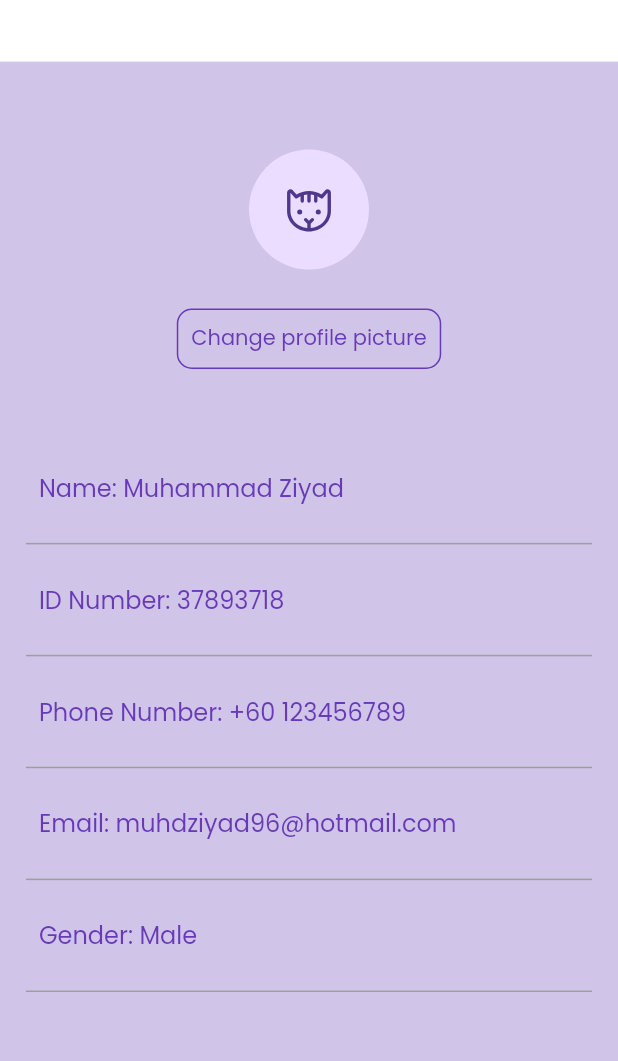
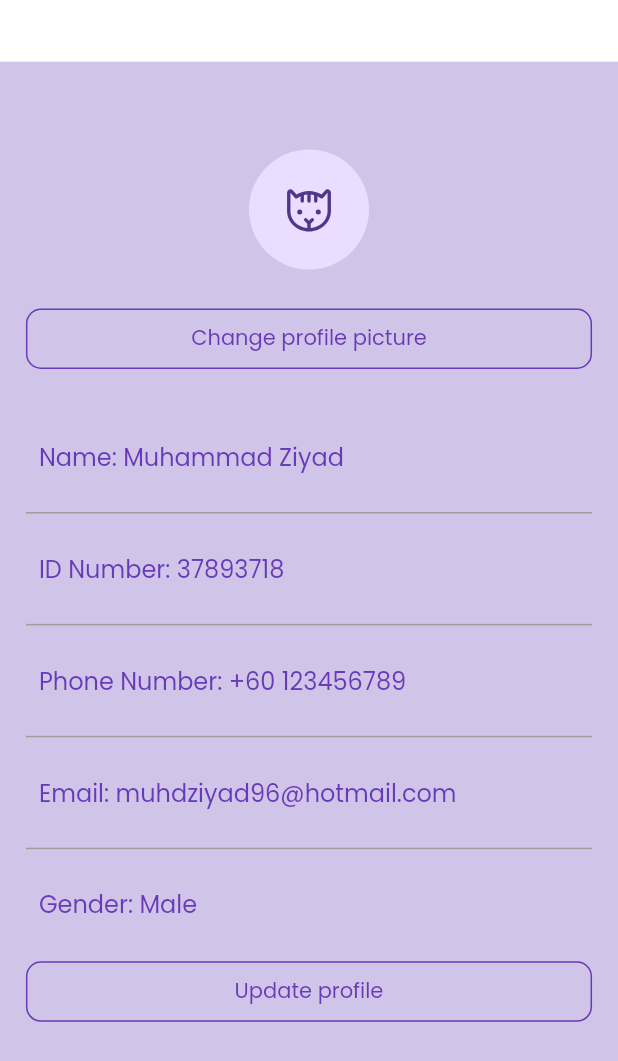
Before and after one commit to muhdziyad96/pumpit, a Flutter app: the ProfileScreen screen opened directly, on a phone screen of 412 x 824 dp. Shown: the top 1061 px of the screen. Run offline on Flutter 3.47's test engine with Material 2 defaults, Android fonts, the phone set to English and light mode, and no system bars; our stand-ins replace firebase_core, firebase_dynamic_links, geolocator, get, google_fonts, google_maps_flutter and 5 more; missing offline and left inert: flutter_polyline_points; accounts and stored records are empty.

Commit message:
fix: Design

```diff
--- a/lib/screen/auth/login_screen.dart
+++ b/lib/screen/auth/login_screen.dart
@@ -6,7 +6,6 @@ import 'package:local_auth/local_auth.dart';
 import 'package:phosphor_flutter/phosphor_flutter.dart';
 import 'package:pumpit/constant/color.dart';
 import 'package:pumpit/controller/home_controller.dart';
-import 'package:pumpit/screen/home/home_screen.dart';
 import 'package:sizer/sizer.dart';
 
 class LoginScreen extends StatefulWidget {
@@ -286,10 +285,7 @@ class _LoginScreenState extends State<LoginScreen> {
           if (didAuthenticate) {
             Future.delayed(const Duration(seconds: 2), () {
               // Preference.setBool(Preference.isLogin, true);
-              Navigator.pushReplacement(
-                  context,
-                  MaterialPageRoute(
-                      builder: (context) => const HomeScreen())).then((value) {
+              Get.offNamed('/home')?.then((value) {
                 h.changeTabIndex(0);
               });
             });
--- a/lib/screen/main/main_screen.dart
+++ b/lib/screen/main/main_screen.dart
@@ -28,8 +28,12 @@ class _MainScreenState extends State<MainScreen> {
                     fontWeight: FontWeight.bold),
               ),
             ),
+            ListView(
+              shrinkWrap: true,
+              children: [
                 Padding(
-              padding: EdgeInsets.symmetric(vertical: 2.1.w, horizontal: 2.1.w),
+                  padding:
+                      EdgeInsets.symmetric(vertical: 2.1.w, horizontal: 2.1.w),
                   child: Container(
                     width: double.infinity,
                     decoration: BoxDecoration(
@@ -46,7 +50,8 @@ class _MainScreenState extends State<MainScreen> {
                           ),
                           Text(
                             '3 August 2023 to 9 August 2023',
-                        style: TextStyle(fontSize: 14, color: Colors.grey[700]),
+                            style: TextStyle(
+                                fontSize: 14, color: Colors.grey[700]),
                           ),
                           SizedBox(
                             height: 1.2.h,
@@ -69,7 +74,8 @@ class _MainScreenState extends State<MainScreen> {
                   ),
                 ),
                 Padding(
-              padding: EdgeInsets.symmetric(vertical: 2.1.w, horizontal: 2.1.w),
+                  padding:
+                      EdgeInsets.symmetric(vertical: 2.1.w, horizontal: 2.1.w),
                   child: Container(
                     width: double.infinity,
                     decoration: BoxDecoration(
@@ -94,7 +100,8 @@ class _MainScreenState extends State<MainScreen> {
                   ),
                 ),
                 Padding(
-              padding: EdgeInsets.symmetric(vertical: 2.1.w, horizontal: 2.1.w),
+                  padding:
+                      EdgeInsets.symmetric(vertical: 2.1.w, horizontal: 2.1.w),
                   child: Container(
                     width: double.infinity,
                     decoration: BoxDecoration(
@@ -119,6 +126,8 @@ class _MainScreenState extends State<MainScreen> {
                   ),
                 ),
               ],
+            )
+          ],
         ),
       ),
     );
--- a/lib/screen/profile/profile_screen.dart
+++ b/lib/screen/profile/profile_screen.dart
@@ -14,7 +14,7 @@ class _ProfileScreenState extends State<ProfileScreen> {
   @override
   Widget build(BuildContext context) {
     return Scaffold(
-      body: Column(
+      body: ListView(
         children: [
           SizedBox(
             height: 5.h,
@@ -34,6 +34,7 @@ class _ProfileScreenState extends State<ProfileScreen> {
           Padding(
             padding: EdgeInsets.symmetric(vertical: 2.1.w, horizontal: 4.2.w),
             child: Container(
+              alignment: Alignment.center,
               decoration: BoxDecoration(
                   border: Border.all(color: primaryColor, width: 1),
                   borderRadius: BorderRadius.circular(10)),
@@ -47,7 +48,7 @@ class _ProfileScreenState extends State<ProfileScreen> {
             ),
           ),
           SizedBox(
-            height: 5.h,
+            height: 2.5.h,
           ),
           Padding(
             padding: EdgeInsets.symmetric(vertical: 2.1.w, horizontal: 4.2.w),
@@ -134,10 +135,21 @@ class _ProfileScreenState extends State<ProfileScreen> {
               ),
             ),
           ),
-          Divider(
-            indent: 4.2.w,
-            endIndent: 4.2.w,
-            color: greyLess,
+          Padding(
+            padding: EdgeInsets.symmetric(vertical: 2.1.w, horizontal: 4.2.w),
+            child: Container(
+              alignment: Alignment.center,
+              decoration: BoxDecoration(
+                  border: Border.all(color: primaryColor, width: 1),
+                  borderRadius: BorderRadius.circular(10)),
+              child: Padding(
+                padding: EdgeInsets.all(2.1.w),
+                child: const Text(
+                  'Update profile',
+                  style: TextStyle(fontSize: 14, color: primaryColor),
+                ),
+              ),
+            ),
           ),
         ],
       ),
```
Lines whose indentation alone changed are shown as unchanged.
